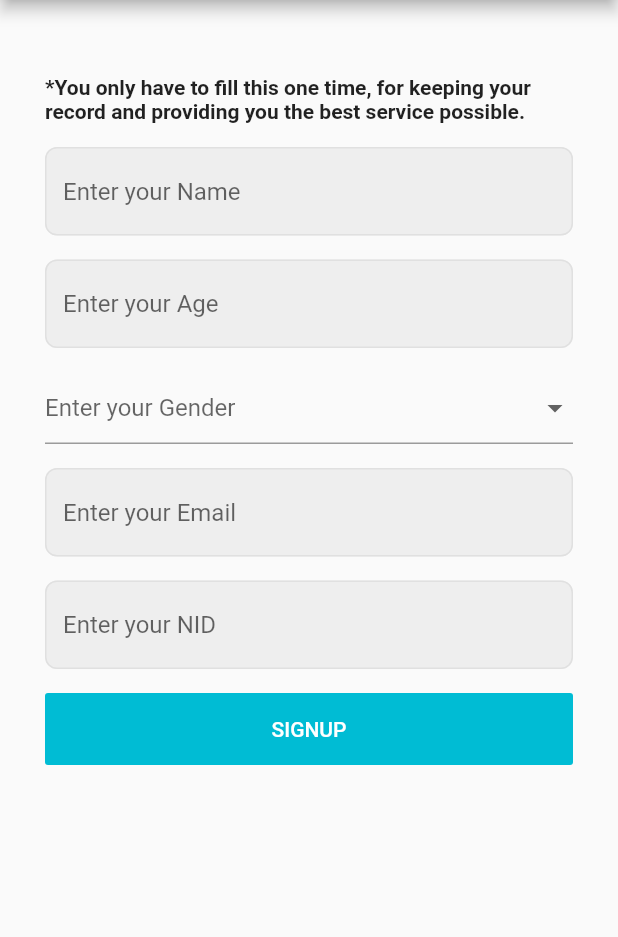
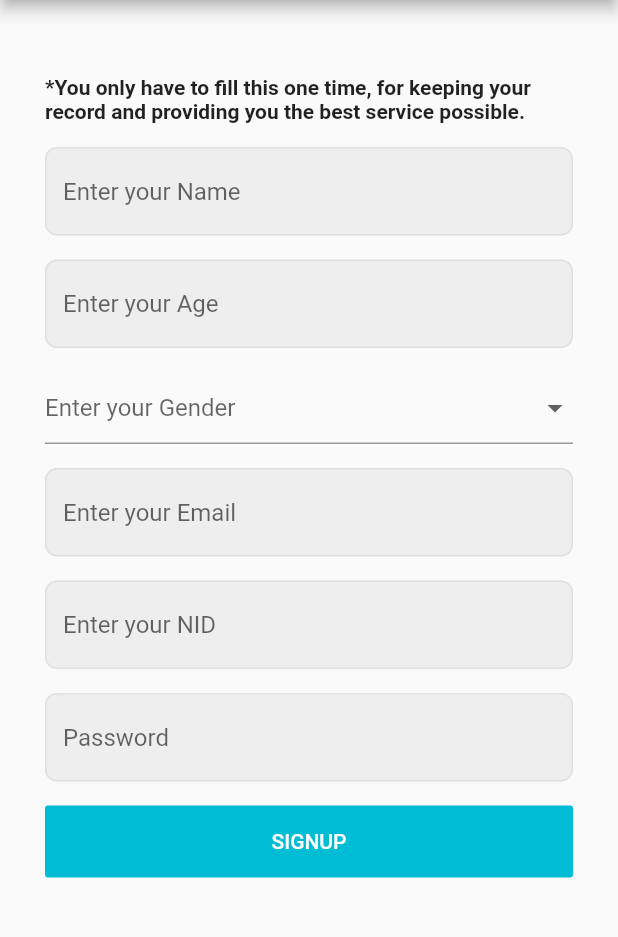
Before and after one commit to Iftiaz-Ahmed/COVID19-MobileApp, a Flutter app: the SignUpScreen screen opened directly with empty values, on a phone screen of 412 x 824 dp, the part 84-1021 px from its top. Run offline on Flutter 3.47's test engine with Material 2 defaults, Android fonts, the light colour scheme and no system bars; our stand-ins replace curved_navigation_bar, firebase_auth, firebase_messaging, google_maps_flutter, location, shared_preferences and 1 more; missing offline and left inert: mysql1; accounts and stored records are empty.

Commit message:
login option with password
User now can log in using a password if their phone is already registered

```diff
--- a/lib/login/userinfo.dart
+++ b/lib/login/userinfo.dart
@@ -15,6 +15,7 @@ class SignUpScreen extends StatelessWidget {
   var gender='';
   final nid = new TextEditingController();
   var phone='';
+  final password = new TextEditingController();
   SignUpScreen(TextEditingController phoneController){
     phone = phoneController.text.trim();
   }
@@ -160,6 +161,31 @@ class SignUpScreen extends StatelessWidget {
                 ),
                 SizedBox(height: 16,),
 
+                TextFormField(
+                  validator: (value) {
+                    if (value.isEmpty) {
+                      return 'This field cannot be empty';
+                    }
+                    return null;
+                  },
+                  controller: password,
+                  obscureText: true,
+                  decoration: InputDecoration(
+                    enabledBorder: OutlineInputBorder(
+                        borderRadius: BorderRadius.all(Radius.circular(8)),
+                        borderSide: BorderSide(color: Colors.grey[300])
+                    ),
+                    focusedBorder: OutlineInputBorder(
+                        borderRadius: BorderRadius.all(Radius.circular(8)),
+                        borderSide: BorderSide(color: Colors.grey[400])
+                    ),
+                    filled: true,
+                    fillColor: Colors.grey[200],
+                    hintText: "Password",
+                  ),
+                ),
+                SizedBox(height: 16,),
+
                 Container(
                   width: double.infinity,
                   child: FlatButton(
@@ -168,7 +194,7 @@ class SignUpScreen extends StatelessWidget {
                     padding: EdgeInsets.all(16),
                     onPressed: () {
                       if (_formKey.currentState.validate()) {
-                        _setUserInfo(name.text, email.text, gender, phone, age.text, nid.text);
+                        _setUserInfo(name.text, email.text, gender, phone, age.text, nid.text, password.text);
                         Timer(Duration(seconds: 2), (){
                           Navigator.push(context, MaterialPageRoute(
                               builder: (context) => Home()
@@ -187,11 +213,11 @@ class SignUpScreen extends StatelessWidget {
       ),
     );
   }
-  Future _setUserInfo(name, email, gender, phone, age, nid) async{
+  Future _setUserInfo(name, email, gender, phone, age, nid, pass) async{
     SharedPreferences prefs = await SharedPreferences.getInstance();
 
     db.getConnection().then((conn) {
-      String sql = "Insert into users (name, email, phone, NID, age, gender) values ('$name', '$email', '$phone', '$nid', '$age', '$gender')";
+      String sql = "Insert into users (name, email, phone, NID, age, gender, password) values ('$name', '$email', '$phone', '$nid', '$age', '$gender', '$pass')";
       conn.query(sql);
 
       String sql2 = "select u_id from users where phone=$phone limit 1";
--- a/lib/map.dart
+++ b/lib/map.dart
@@ -77,7 +77,7 @@ class MapPageState extends State<MapPage> {
         child: GoogleMap(
           initialCameraPosition: CameraPosition(
             target: target,
-            zoom: 15.0,
+            zoom: 18.0,
           ),
           markers: markers,
           onMapCreated: (GoogleMapController controller) async{
@@ -98,7 +98,7 @@ class MapPageState extends State<MapPage> {
 
     controller.animateCamera(CameraUpdate.newCameraPosition(CameraPosition(
         target: LatLng(position.latitude, position.longitude),
-        zoom: 15.0,
+        zoom: 18.0,
     )));
   }
 
```
Also changed, not shown: lib/login/login.dart (+81 -19 lines).
